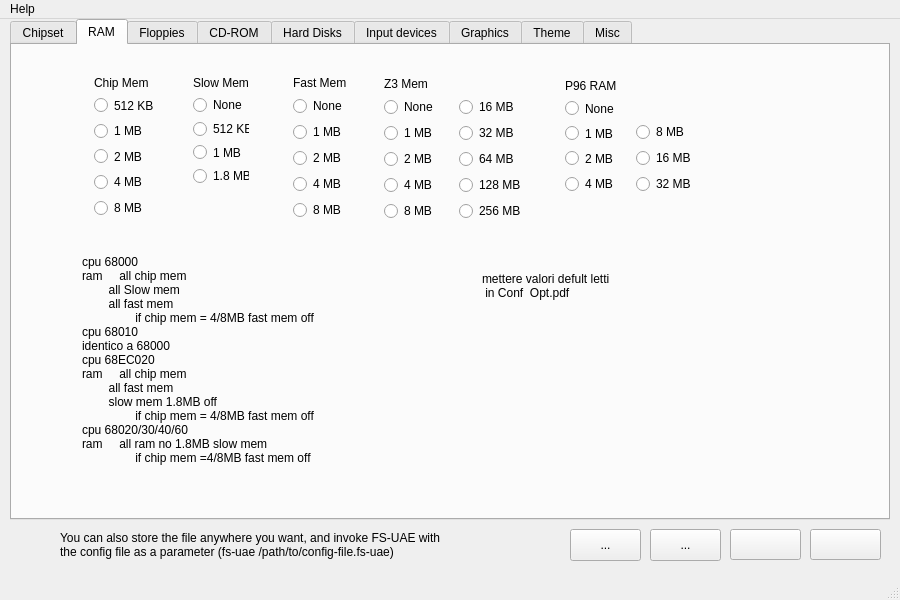
Before: the Qt Designer form amiga.ui in PSRAmiga/fs-uae, drawn with Qt 5.
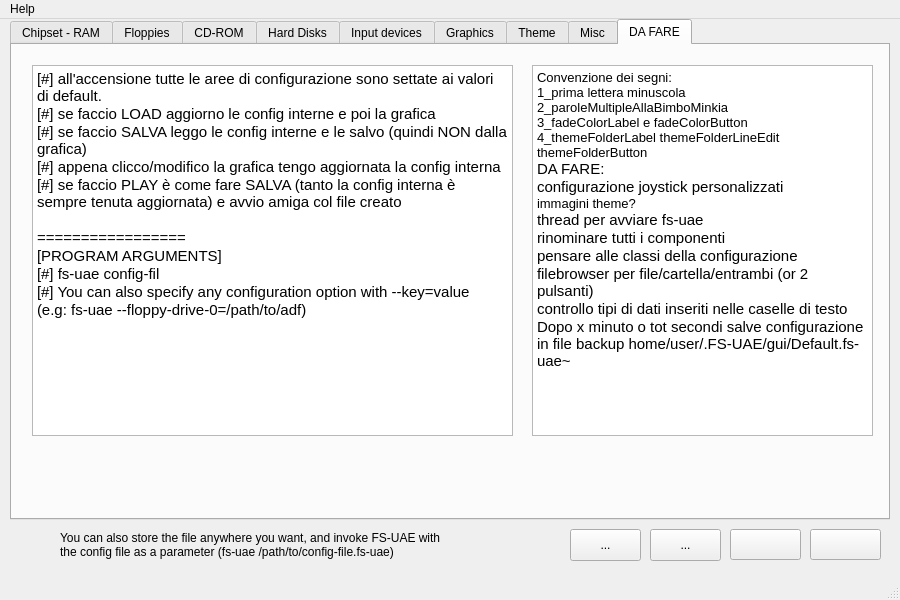
After: the same form once the commit is applied. The open tabs and pages were chosen to show the change. Icons and pictures are not drawn.

Commit message: implementato salvataggio/caricamento configurazione RAM

Diff of the .ui file:
```diff
--- a/amiga.ui
+++ b/amiga.ui
@@ -126,7 +126,7 @@
        <normaloff>:/Images/Images/RAM (1).png</normaloff>:/Images/Images/RAM (1).png</iconset>
      </attribute>
      <attribute name="title">
-      <string>Chipset</string>
+      <string>Chipset - RAM</string>
      </attribute>
      <widget class="QWidget" name="layoutWidget">
       <property name="geometry">
@@ -375,47 +375,6 @@
        <string>se model=CDxx abilito solo quello sotto</string>
       </property>
      </widget>
-     <widget class="QTextEdit" name="textEdit">
-      <property name="geometry">
-       <rect>
-        <x>10</x>
-        <y>270</y>
-        <width>481</width>
-        <height>191</height>
-       </rect>
-      </property>
-      <property name="html">
-       <string>&lt;!DOCTYPE HTML PUBLIC &quot;-//W3C//DTD HTML 4.0//EN&quot; &quot;http://www.w3.org/TR/REC-html40/strict.dtd&quot;&gt;
-&lt;html&gt;&lt;head&gt;&lt;meta name=&quot;qrichtext&quot; content=&quot;1&quot; /&gt;&lt;style type=&quot;text/css&quot;&gt;
-p, li { white-space: pre-wrap; }
-&lt;/style&gt;&lt;/head&gt;&lt;body style=&quot; font-family:'DejaVu Sans'; font-size:10pt; font-weight:400; font-style:normal;&quot;&gt;
-&lt;p style=&quot; margin-top:0px; margin-bottom:0px; margin-left:0px; margin-right:0px; -qt-block-indent:0; text-indent:0px;&quot;&gt;&lt;span style=&quot; font-family:'Ubuntu'; font-size:11pt;&quot;&gt;[#] all'accensione tutte le aree di configurazione sono settate ai valori di default.&lt;/span&gt;&lt;/p&gt;
-&lt;p style=&quot; margin-top:0px; margin-bottom:0px; margin-left:0px; margin-right:0px; -qt-block-indent:0; text-indent:0px;&quot;&gt;&lt;span style=&quot; font-family:'Ubuntu'; font-size:11pt;&quot;&gt;[#] se faccio LOAD aggiorno le config interne e poi la grafica&lt;/span&gt;&lt;/p&gt;
-&lt;p style=&quot; margin-top:0px; margin-bottom:0px; margin-left:0px; margin-right:0px; -qt-block-indent:0; text-indent:0px;&quot;&gt;&lt;span style=&quot; font-family:'Ubuntu'; font-size:11pt;&quot;&gt;[#] se faccio SALVA leggo le config interne e le salvo (quindi NON dalla grafica)&lt;/span&gt;&lt;/p&gt;
-&lt;p style=&quot; margin-top:0px; margin-bottom:0px; margin-left:0px; margin-right:0px; -qt-block-indent:0; text-indent:0px;&quot;&gt;&lt;span style=&quot; font-family:'Ubuntu'; font-size:11pt;&quot;&gt;[#] appena clicco/modifico la grafica tengo aggiornata la config interna&lt;/span&gt;&lt;/p&gt;
-&lt;p style=&quot; margin-top:0px; margin-bottom:0px; margin-left:0px; margin-right:0px; -qt-block-indent:0; text-indent:0px;&quot;&gt;&lt;span style=&quot; font-family:'Ubuntu'; font-size:11pt;&quot;&gt;[#] se faccio PLAY è come fare SALVA (tanto la config interna è sempre tenuta aggiornata) e avvio amiga col file creato&lt;/span&gt;&lt;/p&gt;
-&lt;p style=&quot;-qt-paragraph-type:empty; margin-top:0px; margin-bottom:0px; margin-left:0px; margin-right:0px; -qt-block-indent:0; text-indent:0px; font-family:'Ubuntu'; font-size:11pt;&quot;&gt;&lt;/p&gt;
-&lt;p style=&quot; margin-top:0px; margin-bottom:0px; margin-left:0px; margin-right:0px; -qt-block-indent:0; text-indent:0px;&quot;&gt;&lt;span style=&quot; font-family:'Ubuntu'; font-size:11pt;&quot;&gt;=================&lt;/span&gt;&lt;/p&gt;
-&lt;p style=&quot; margin-top:0px; margin-bottom:0px; margin-left:0px; margin-right:0px; -qt-block-indent:0; text-indent:0px;&quot;&gt;&lt;span style=&quot; font-family:'Ubuntu'; font-size:11pt;&quot;&gt;[PROGRAM ARGUMENTS]&lt;/span&gt;&lt;/p&gt;
-&lt;p style=&quot; margin-top:0px; margin-bottom:0px; margin-left:0px; margin-right:0px; -qt-block-indent:0; text-indent:0px;&quot;&gt;&lt;span style=&quot; font-family:'Ubuntu'; font-size:11pt;&quot;&gt;[#] fs-uae config-fil&lt;/span&gt;&lt;/p&gt;
-&lt;p style=&quot; margin-top:0px; margin-bottom:0px; margin-left:0px; margin-right:0px; -qt-block-indent:0; text-indent:0px;&quot;&gt;&lt;span style=&quot; font-family:'Ubuntu'; font-size:11pt;&quot;&gt;[#] You can also specify any configuration option with --key=value&lt;/span&gt;&lt;/p&gt;
-&lt;p style=&quot; margin-top:0px; margin-bottom:0px; margin-left:0px; margin-right:0px; -qt-block-indent:0; text-indent:0px;&quot;&gt;&lt;span style=&quot; font-family:'Ubuntu'; font-size:11pt;&quot;&gt;(e.g: fs-uae --floppy-drive-0=/path/to/adf)&lt;/span&gt;&lt;/p&gt;&lt;/body&gt;&lt;/html&gt;</string>
-      </property>
-     </widget>
-     <widget class="QLabel" name="label_31">
-      <property name="geometry">
-       <rect>
-        <x>500</x>
-        <y>380</y>
-        <width>211</width>
-        <height>41</height>
-       </rect>
-      </property>
-      <property name="text">
-       <string>A1200/20 -&gt; 68020 default
-A4000/40-&gt;68040 2MB chipram</string>
-      </property>
-     </widget>
      <widget class="QLabel" name="label">
       <property name="geometry">
        <rect>
@@ -429,152 +388,11 @@
        <string>http://qt-project.org/doc/qt-4.8/qprocess.html</string>
       </property>
      </widget>
-    </widget>
-    <widget class="QWidget" name="ramMenu">
-     <attribute name="icon">
-      <iconset resource="ICO.qrc">
-       <normaloff>:/Images/Images/ubuntu-ram-logo.png</normaloff>:/Images/Images/ubuntu-ram-logo.png</iconset>
-     </attribute>
-     <attribute name="title">
-      <string>RAM</string>
-     </attribute>
-     <widget class="QLabel" name="settings">
-      <property name="geometry">
-       <rect>
-        <x>70</x>
-        <y>186</y>
-        <width>381</width>
-        <height>271</height>
-       </rect>
-      </property>
-      <property name="text">
-       <string>cpu 68000
-ram     all chip mem
-        all Slow mem
-        all fast mem
-                if chip mem = 4/8MB fast mem off
-cpu 68010
-identico a 68000
-cpu 68EC020
-ram     all chip mem
-        all fast mem
-        slow mem 1.8MB off
-                if chip mem = 4/8MB fast mem off
-cpu 68020/30/40/60
-ram     all ram no 1.8MB slow mem
-                if chip mem =4/8MB fast mem off
-</string>
-      </property>
-     </widget>
-     <widget class="QWidget" name="layoutWidget4">
-      <property name="geometry">
-       <rect>
-        <x>170</x>
-        <y>20</y>
-        <width>78</width>
-        <height>131</height>
-       </rect>
-      </property>
-      <layout class="QVBoxLayout" name="slowMemLabel">
-       <item>
-        <widget class="QLabel" name="slowMemLabel_2">
-         <property name="text">
-          <string>Slow Mem</string>
-         </property>
-        </widget>
-       </item>
-       <item>
-        <widget class="QRadioButton" name="slowMemNoneRadio">
-         <property name="text">
-          <string>None</string>
-         </property>
-        </widget>
-       </item>
-       <item>
-        <widget class="QRadioButton" name="slowMem512KbRadio">
-         <property name="text">
-          <string>512 KB</string>
-         </property>
-        </widget>
-       </item>
-       <item>
-        <widget class="QRadioButton" name="slowMem1MbRadio">
-         <property name="text">
-          <string>1 MB</string>
-         </property>
-        </widget>
-       </item>
-       <item>
-        <widget class="QRadioButton" name="slowMem1_8MbRadio">
-         <property name="text">
-          <string>1.8 MB</string>
-         </property>
-        </widget>
-       </item>
-      </layout>
-     </widget>
-     <widget class="QWidget" name="layoutWidget5">
-      <property name="geometry">
-       <rect>
-        <x>270</x>
-        <y>20</y>
-        <width>69</width>
-        <height>159</height>
-       </rect>
-      </property>
-      <layout class="QVBoxLayout" name="fastMemPanel" stretch="0,0,0,0,0,0">
-       <property name="sizeConstraint">
-        <enum>QLayout::SetMinimumSize</enum>
-       </property>
-       <item>
-        <widget class="QLabel" name="fastMemLabel">
-         <property name="text">
-          <string>Fast Mem</string>
-         </property>
-        </widget>
-       </item>
-       <item>
-        <widget class="QRadioButton" name="fastMemNoneRadio">
-         <property name="text">
-          <string>None</string>
-         </property>
-        </widget>
-       </item>
-       <item>
-        <widget class="QRadioButton" name="fastMem1MbRadio">
-         <property name="text">
-          <string>1 MB</string>
-         </property>
-        </widget>
-       </item>
-       <item>
-        <widget class="QRadioButton" name="fastMem2MbRadio">
-         <property name="text">
-          <string>2 MB</string>
-         </property>
-        </widget>
-       </item>
-       <item>
-        <widget class="QRadioButton" name="fastMem4MbRadio">
-         <property name="text">
-          <string>4 MB</string>
-         </property>
-        </widget>
-       </item>
-       <item>
-        <widget class="QRadioButton" name="fastMem8MbRadio">
-         <property name="text">
-          <string>8 MB</string>
-         </property>
-        </widget>
-       </item>
-      </layout>
-     </widget>
      <widget class="QWidget" name="layoutWidget6">
       <property name="geometry">
        <rect>
-        <x>361</x>
-        <y>21</y>
+        <x>360</x>
+        <y>280</y>
         <width>165</width>
         <height>166</height>
        </rect>
@@ -594,6 +412,9 @@
            <property name="text">
             <string>None</string>
            </property>
+           <property name="checked">
+            <bool>true</bool>
+           </property>
           </widget>
          </item>
          <item>
@@ -633,6 +454,12 @@
            <property name="text">
             <string>16 MB</string>
            </property>
+           <property name="checkable">
+            <bool>true</bool>
+           </property>
+           <property name="checked">
+            <bool>false</bool>
+           </property>
           </widget>
          </item>
          <item row="2" column="0">
@@ -680,109 +507,71 @@
        </item>
       </layout>
      </widget>
-     <widget class="QWidget" name="layoutWidget7">
+     <widget class="QWidget" name="layoutWidget5">
       <property name="geometry">
        <rect>
-        <x>542</x>
-        <y>23</y>
-        <width>157</width>
-        <height>137</height>
+        <x>269</x>
+        <y>279</y>
+        <width>69</width>
+        <height>159</height>
        </rect>
       </property>
-      <layout class="QHBoxLayout" name="P96RamPanel">
+      <layout class="QVBoxLayout" name="fastMemPanel" stretch="0,0,0,0,0,0">
+       <property name="sizeConstraint">
+        <enum>QLayout::SetMinimumSize</enum>
+       </property>
        <item>
-        <layout class="QVBoxLayout" name="P96RamLowPanel">
-         <item>
-          <widget class="QLabel" name="P96RamLabel">
-           <property name="text">
-            <string>P96 RAM</string>
-           </property>
-          </widget>
-         </item>
-         <item>
-          <widget class="QRadioButton" name="P96RamNoneRadio">
-           <property name="text">
-            <string>None</string>
-           </property>
-          </widget>
-         </item>
-         <item>
-          <widget class="QRadioButton" name="P96Ram1MbRadio">
-           <property name="text">
-            <string>1 MB</string>
-           </property>
-          </widget>
-         </item>
-         <item>
-          <widget class="QRadioButton" name="P96Ram2MbRadio">
-           <property name="text">
-            <string>2 MB</string>
-           </property>
-          </widget>
-         </item>
-         <item>
-          <widget class="QRadioButton" name="P96Ram4MbRadio">
-           <property name="text">
-            <string>4 MB</string>
-           </property>
-          </widget>
-         </item>
-        </layout>
+        <widget class="QLabel" name="fastMemLabel">
+         <property name="text">
+          <string>Fast Mem</string>
+         </property>
+        </widget>
        </item>
        <item>
-        <layout class="QFormLayout" name="P96RamHighPanel">
-         <item row="1" column="0">
-          <widget class="QRadioButton" name="P96Ram8MbRadio">
-           <property name="text">
-            <string>8 MB</string>
-           </property>
-          </widget>
-         </item>
-         <item row="2" column="0">
-          <widget class="QRadioButton" name="P96Ram16MbRadio">
-           <property name="sizePolicy">
-            <sizepolicy hsizetype="Minimum" vsizetype="Fixed">
-             <horstretch>0</horstretch>
-             <verstretch>0</verstretch>
-            </sizepolicy>
-           </property>
-           <property name="acceptDrops">
-            <bool>false</bool>
-           </property>
-           <property name="text">
-            <string>16 MB</string>
-           </property>
-          </widget>
-         </item>
-         <item row="3" column="0">
-          <widget class="QRadioButton" name="P96Ram32MbRadio">
-           <property name="text">
-            <string>32 MB</string>
-           </property>
-          </widget>
-         </item>
-         <item row="0" column="0" colspan="2">
-          <spacer name="P96RamHighSpacer">
-           <property name="orientation">
-            <enum>Qt::Vertical</enum>
-           </property>
-           <property name="sizeHint" stdset="0">
-            <size>
-             <width>20</width>
-             <height>20</height>
-            </size>
-           </property>
-          </spacer>
-         </item>
-        </layout>
+        <widget class="QRadioButton" name="fastMemNoneRadio">
+         <property name="text">
+          <string>None</string>
+         </property>
+         <property name="checked">
+          <bool>true</bool>
+         </property>
+        </widget>
+       </item>
+       <item>
+        <widget class="QRadioButton" name="fastMem1MbRadio">
+         <property name="text">
+          <string>1 MB</string>
+         </property>
+        </widget>
+       </item>
+       <item>
+        <widget class="QRadioButton" name="fastMem2MbRadio">
+         <property name="text">
+          <string>2 MB</string>
+         </property>
+        </widget>
+       </item>
+       <item>
+        <widget class="QRadioButton" name="fastMem4MbRadio">
+         <property name="text">
+          <string>4 MB</string>
+         </property>
+        </widget>
+       </item>
+       <item>
+        <widget class="QRadioButton" name="fastMem8MbRadio">
+         <property name="text">
+          <string>8 MB</string>
+         </property>
+        </widget>
        </item>
       </layout>
      </widget>
      <widget class="QWidget" name="layoutWidget8">
       <property name="geometry">
        <rect>
-        <x>71</x>
-        <y>20</y>
+        <x>70</x>
+        <y>279</y>
         <width>84</width>
         <height>164</height>
        </rect>
@@ -800,6 +589,9 @@
          <property name="text">
           <string>512 KB</string>
          </property>
+         <property name="checked">
+          <bool>true</bool>
+         </property>
         </widget>
        </item>
        <item row="2" column="0">
@@ -832,18 +624,67 @@
        </item>
       </layout>
      </widget>
-     <widget class="QLabel" name="label_50">
+     <widget class="QWidget" name="layoutWidget4">
       <property name="geometry">
        <rect>
-        <x>470</x>
-        <y>210</y>
-        <width>181</width>
-        <height>61</height>
+        <x>169</x>
+        <y>279</y>
+        <width>78</width>
+        <height>131</height>
        </rect>
       </property>
-      <property name="text">
-       <string>mettere valori defult letti
- in Conf  Opt.pdf</string>
+      <layout class="QVBoxLayout" name="slowMemLabel">
+       <item>
+        <widget class="QLabel" name="slowMemLabel_2">
+         <property name="text">
+          <string>Slow Mem</string>
+         </property>
+        </widget>
+       </item>
+       <item>
+        <widget class="QRadioButton" name="slowMemNoneRadio">
+         <property name="text">
+          <string>None</string>
+         </property>
+         <property name="checked">
+          <bool>true</bool>
+         </property>
+        </widget>
+       </item>
+       <item>
+        <widget class="QRadioButton" name="slowMem512KbRadio">
+         <property name="text">
+          <string>512 KB</string>
+         </property>
+        </widget>
+       </item>
+       <item>
+        <widget class="QRadioButton" name="slowMem1MbRadio">
+         <property name="text">
+          <string>1 MB</string>
+         </property>
+        </widget>
+       </item>
+       <item>
+        <widget class="QRadioButton" name="slowMem1_8MbRadio">
+         <property name="text">
+          <string>1.8 MB</string>
+         </property>
+        </widget>
+       </item>
+      </layout>
+     </widget>
+     <widget class="Line" name="line_6">
+      <property name="geometry">
+       <rect>
+        <x>0</x>
+        <y>260</y>
+        <width>881</width>
+        <height>20</height>
+       </rect>
+      </property>
+      <property name="orientation">
+       <enum>Qt::Horizontal</enum>
       </property>
      </widget>
     </widget>
@@ -4768,36 +4609,6 @@
        <string>[SIDEBAR MENU]</string>
       </property>
      </widget>
-     <widget class="QTextEdit" name="textEdit_5">
-      <property name="geometry">
-       <rect>
-        <x>310</x>
-        <y>260</y>
-        <width>341</width>
-        <height>181</height>
-       </rect>
-      </property>
-      <property name="html">
-       <string>&lt;!DOCTYPE HTML PUBLIC &quot;-//W3C//DTD HTML 4.0//EN&quot; &quot;http://www.w3.org/TR/REC-html40/strict.dtd&quot;&gt;
-&lt;html&gt;&lt;head&gt;&lt;meta name=&quot;qrichtext&quot; content=&quot;1&quot; /&gt;&lt;style type=&quot;text/css&quot;&gt;
-p, li { white-space: pre-wrap; }
-&lt;/style&gt;&lt;/head&gt;&lt;body style=&quot; font-family:'DejaVu Sans'; font-size:10pt; font-weight:400; font-style:normal;&quot;&gt;
-&lt;p style=&quot; margin-top:0px; margin-bottom:0px; margin-left:0px; margin-right:0px; -qt-block-indent:0; text-indent:0px;&quot;&gt;Convenzione dei segni:&lt;/p&gt;
-&lt;p style=&quot; margin-top:0px; margin-bottom:0px; margin-left:0px; margin-right:0px; -qt-block-indent:0; text-indent:0px;&quot;&gt;1_prima lettera minuscola&lt;/p&gt;
-&lt;p style=&quot; margin-top:0px; margin-bottom:0px; margin-left:0px; margin-right:0px; -qt-block-indent:0; text-indent:0px;&quot;&gt;2_paroleMultipleAllaBimboMinkia&lt;/p&gt;
-&lt;p style=&quot; margin-top:0px; margin-bottom:0px; margin-left:0px; margin-right:0px; -qt-block-indent:0; text-indent:0px;&quot;&gt;3_fadeColorLabel e fadeColorButton&lt;/p&gt;
-&lt;p style=&quot; margin-top:0px; margin-bottom:0px; margin-left:0px; margin-right:0px; -qt-block-indent:0; text-indent:0px;&quot;&gt;4_themeFolderLabel themeFolderLineEdit themeFolderButton&lt;/p&gt;
-&lt;p style=&quot; margin-top:0px; margin-bottom:0px; margin-left:0px; margin-right:0px; -qt-block-indent:0; text-indent:0px;&quot;&gt;&lt;span style=&quot; font-family:'Ubuntu'; font-size:11pt;&quot;&gt;DA FARE:&lt;/span&gt;&lt;/p&gt;
-&lt;p style=&quot; margin-top:0px; margin-bottom:0px; margin-left:0px; margin-right:0px; -qt-block-indent:0; text-indent:0px;&quot;&gt;&lt;span style=&quot; font-family:'Ubuntu'; font-size:11pt;&quot;&gt;configurazione joystick personalizzati&lt;/span&gt;&lt;/p&gt;
-&lt;p style=&quot; margin-top:0px; margin-bottom:0px; margin-left:0px; margin-right:0px; -qt-block-indent:0; text-indent:0px;&quot;&gt;immagini theme?&lt;/p&gt;
-&lt;p style=&quot; margin-top:0px; margin-bottom:0px; margin-left:0px; margin-right:0px; -qt-block-indent:0; text-indent:0px;&quot;&gt;&lt;span style=&quot; font-family:'Ubuntu'; font-size:11pt;&quot;&gt;thread per avviare fs-uae&lt;/span&gt;&lt;/p&gt;
-&lt;p style=&quot; margin-top:0px; margin-bottom:0px; margin-left:0px; margin-right:0px; -qt-block-indent:0; text-indent:0px;&quot;&gt;&lt;span style=&quot; font-family:'Ubuntu'; font-size:11pt;&quot;&gt;rinominare tutti i componenti&lt;/span&gt;&lt;/p&gt;
-&lt;p style=&quot; margin-top:0px; margin-bottom:0px; margin-left:0px; margin-right:0px; -qt-block-indent:0; text-indent:0px;&quot;&gt;&lt;span style=&quot; font-family:'Ubuntu'; font-size:11pt;&quot;&gt;pensare alle classi della configurazione&lt;/span&gt;&lt;/p&gt;
-&lt;p style=&quot; margin-top:0px; margin-bottom:0px; margin-left:0px; margin-right:0px; -qt-block-indent:0; text-indent:0px;&quot;&gt;&lt;span style=&quot; font-family:'Ubuntu'; font-size:11pt;&quot;&gt;filebrowser per file/cartella/entrambi (or 2 pulsanti)&lt;/span&gt;&lt;/p&gt;
-&lt;p style=&quot; margin-top:0px; margin-bottom:0px; margin-left:0px; margin-right:0px; -qt-block-indent:0; text-indent:0px;&quot;&gt;&lt;span style=&quot; font-family:'Ubuntu'; font-size:11pt;&quot;&gt;controllo tipi di dati inseriti nelle caselle di testo&lt;/span&gt;&lt;/p&gt;
-&lt;p style=&quot; margin-top:0px; margin-bottom:0px; margin-left:0px; margin-right:0px; -qt-block-indent:0; text-indent:0px;&quot;&gt;&lt;span style=&quot; font-family:'Ubuntu'; font-size:11pt;&quot;&gt;Dopo x minuto o tot secondi salve configurazione in file backup home/user/.FS-UAE/gui/Default.fs-uae~&lt;/span&gt;&lt;/p&gt;&lt;/body&gt;&lt;/html&gt;</string>
-      </property>
-     </widget>
      <widget class="QWidget" name="layoutWidget_2">
       <property name="geometry">
        <rect>
@@ -5825,6 +5636,68 @@
       </layout>
      </widget>
     </widget>
+    <widget class="QWidget" name="ramMenu">
+     <attribute name="title">
+      <string>DA FARE</string>
+     </attribute>
+     <widget class="QTextEdit" name="textEdit">
+      <property name="geometry">
+       <rect>
+        <x>20</x>
+        <y>20</y>
+        <width>481</width>
+        <height>371</height>
+       </rect>
+      </property>
+      <property name="html">
+       <string>&lt;!DOCTYPE HTML PUBLIC &quot;-//W3C//DTD HTML 4.0//EN&quot; &quot;http://www.w3.org/TR/REC-html40/strict.dtd&quot;&gt;
+&lt;html&gt;&lt;head&gt;&lt;meta name=&quot;qrichtext&quot; content=&quot;1&quot; /&gt;&lt;style type=&quot;text/css&quot;&gt;
+p, li { white-space: pre-wrap; }
+&lt;/style&gt;&lt;/head&gt;&lt;body style=&quot; font-family:'Ubuntu'; font-size:11pt; font-weight:400; font-style:normal;&quot;&gt;
+&lt;p style=&quot; margin-top:0px; margin-bottom:0px; margin-left:0px; margin-right:0px; -qt-block-indent:0; text-indent:0px;&quot;&gt;[#] all'accensione tutte le aree di configurazione sono settate ai valori di default.&lt;/p&gt;
+&lt;p style=&quot; margin-top:0px; margin-bottom:0px; margin-left:0px; margin-right:0px; -qt-block-indent:0; text-indent:0px;&quot;&gt;[#] se faccio LOAD aggiorno le config interne e poi la grafica&lt;/p&gt;
+&lt;p style=&quot; margin-top:0px; margin-bottom:0px; margin-left:0px; margin-right:0px; -qt-block-indent:0; text-indent:0px;&quot;&gt;[#] se faccio SALVA leggo le config interne e le salvo (quindi NON dalla grafica)&lt;/p&gt;
+&lt;p style=&quot; margin-top:0px; margin-bottom:0px; margin-left:0px; margin-right:0px; -qt-block-indent:0; text-indent:0px;&quot;&gt;[#] appena clicco/modifico la grafica tengo aggiornata la config interna&lt;/p&gt;
+&lt;p style=&quot; margin-top:0px; margin-bottom:0px; margin-left:0px; margin-right:0px; -qt-block-indent:0; text-indent:0px;&quot;&gt;[#] se faccio PLAY è come fare SALVA (tanto la config interna è sempre tenuta aggiornata) e avvio amiga col file creato&lt;/p&gt;
+&lt;p style=&quot;-qt-paragraph-type:empty; margin-top:0px; margin-bottom:0px; margin-left:0px; margin-right:0px; -qt-block-indent:0; text-indent:0px;&quot;&gt;&lt;/p&gt;
+&lt;p style=&quot; margin-top:0px; margin-bottom:0px; margin-left:0px; margin-right:0px; -qt-block-indent:0; text-indent:0px;&quot;&gt;=================&lt;/p&gt;
+&lt;p style=&quot; margin-top:0px; margin-bottom:0px; margin-left:0px; margin-right:0px; -qt-block-indent:0; text-indent:0px;&quot;&gt;[PROGRAM ARGUMENTS]&lt;/p&gt;
+&lt;p style=&quot; margin-top:0px; margin-bottom:0px; margin-left:0px; margin-right:0px; -qt-block-indent:0; text-indent:0px;&quot;&gt;[#] fs-uae config-fil&lt;/p&gt;
+&lt;p style=&quot; margin-top:0px; margin-bottom:0px; margin-left:0px; margin-right:0px; -qt-block-indent:0; text-indent:0px;&quot;&gt;[#] You can also specify any configuration option with --key=value&lt;/p&gt;
+&lt;p style=&quot; margin-top:0px; margin-bottom:0px; margin-left:0px; margin-right:0px; -qt-block-indent:0; text-indent:0px;&quot;&gt;(e.g: fs-uae --floppy-drive-0=/path/to/adf)&lt;/p&gt;&lt;/body&gt;&lt;/html&gt;</string>
+      </property>
+     </widget>
+     <widget class="QTextEdit" name="textEdit_5">
+      <property name="geometry">
+       <rect>
+        <x>520</x>
+        <y>20</y>
+        <width>341</width>
+        <height>371</height>
+       </rect>
+      </property>
+      <property name="html">
+       <string>&lt;!DOCTYPE HTML PUBLIC &quot;-//W3C//DTD HTML 4.0//EN&quot; &quot;http://www.w3.org/TR/REC-html40/strict.dtd&quot;&gt;
+&lt;html&gt;&lt;head&gt;&lt;meta name=&quot;qrichtext&quot; content=&quot;1&quot; /&gt;&lt;style type=&quot;text/css&quot;&gt;
+p, li { white-space: pre-wrap; }
+&lt;/style&gt;&lt;/head&gt;&lt;body style=&quot; font-family:'Ubuntu'; font-size:11pt; font-weight:400; font-style:normal;&quot;&gt;
+&lt;p style=&quot; margin-top:0px; margin-bottom:0px; margin-left:0px; margin-right:0px; -qt-block-indent:0; text-indent:0px;&quot;&gt;&lt;span style=&quot; font-family:'DejaVu Sans'; font-size:10pt;&quot;&gt;Convenzione dei segni:&lt;/span&gt;&lt;/p&gt;
+&lt;p style=&quot; margin-top:0px; margin-bottom:0px; margin-left:0px; margin-right:0px; -qt-block-indent:0; text-indent:0px;&quot;&gt;&lt;span style=&quot; font-family:'DejaVu Sans'; font-size:10pt;&quot;&gt;1_prima lettera minuscola&lt;/span&gt;&lt;/p&gt;
+&lt;p style=&quot; margin-top:0px; margin-bottom:0px; margin-left:0px; margin-right:0px; -qt-block-indent:0; text-indent:0px;&quot;&gt;&lt;span style=&quot; font-family:'DejaVu Sans'; font-size:10pt;&quot;&gt;2_paroleMultipleAllaBimboMinkia&lt;/span&gt;&lt;/p&gt;
+&lt;p style=&quot; margin-top:0px; margin-bottom:0px; margin-left:0px; margin-right:0px; -qt-block-indent:0; text-indent:0px;&quot;&gt;&lt;span style=&quot; font-family:'DejaVu Sans'; font-size:10pt;&quot;&gt;3_fadeColorLabel e fadeColorButton&lt;/span&gt;&lt;/p&gt;
+&lt;p style=&quot; margin-top:0px; margin-bottom:0px; margin-left:0px; margin-right:0px; -qt-block-indent:0; text-indent:0px;&quot;&gt;&lt;span style=&quot; font-family:'DejaVu Sans'; font-size:10pt;&quot;&gt;4_themeFolderLabel themeFolderLineEdit themeFolderButton&lt;/span&gt;&lt;/p&gt;
+&lt;p style=&quot; margin-top:0px; margin-bottom:0px; margin-left:0px; margin-right:0px; -qt-block-indent:0; text-indent:0px;&quot;&gt;DA FARE:&lt;/p&gt;
+&lt;p style=&quot; margin-top:0px; margin-bottom:0px; margin-left:0px; margin-right:0px; -qt-block-indent:0; text-indent:0px;&quot;&gt;configurazione joystick personalizzati&lt;/p&gt;
+&lt;p style=&quot; margin-top:0px; margin-bottom:0px; margin-left:0px; margin-right:0px; -qt-block-indent:0; text-indent:0px;&quot;&gt;&lt;span style=&quot; font-family:'DejaVu Sans'; font-size:10pt;&quot;&gt;immagini theme?&lt;/span&gt;&lt;/p&gt;
+&lt;p style=&quot; margin-top:0px; margin-bottom:0px; margin-left:0px; margin-right:0px; -qt-block-indent:0; text-indent:0px;&quot;&gt;thread per avviare fs-uae&lt;/p&gt;
+&lt;p style=&quot; margin-top:0px; margin-bottom:0px; margin-left:0px; margin-right:0px; -qt-block-indent:0; text-indent:0px;&quot;&gt;rinominare tutti i componenti&lt;/p&gt;
+&lt;p style=&quot; margin-top:0px; margin-bottom:0px; margin-left:0px; margin-right:0px; -qt-block-indent:0; text-indent:0px;&quot;&gt;pensare alle classi della configurazione&lt;/p&gt;
+&lt;p style=&quot; margin-top:0px; margin-bottom:0px; margin-left:0px; margin-right:0px; -qt-block-indent:0; text-indent:0px;&quot;&gt;filebrowser per file/cartella/entrambi (or 2 pulsanti)&lt;/p&gt;
+&lt;p style=&quot; margin-top:0px; margin-bottom:0px; margin-left:0px; margin-right:0px; -qt-block-indent:0; text-indent:0px;&quot;&gt;controllo tipi di dati inseriti nelle caselle di testo&lt;/p&gt;
+&lt;p style=&quot; margin-top:0px; margin-bottom:0px; margin-left:0px; margin-right:0px; -qt-block-indent:0; text-indent:0px;&quot;&gt;Dopo x minuto o tot secondi salve configurazione in file backup home/user/.FS-UAE/gui/Default.fs-uae~&lt;/p&gt;&lt;/body&gt;&lt;/html&gt;</string>
+      </property>
+     </widget>
+    </widget>
    </widget>
    <widget class="QToolButton" name="runConfigButton">
     <property name="geometry">
```
Left out of the diff: 8 changed lines with no effect on the pictures. The commit also changes 9 other files.
